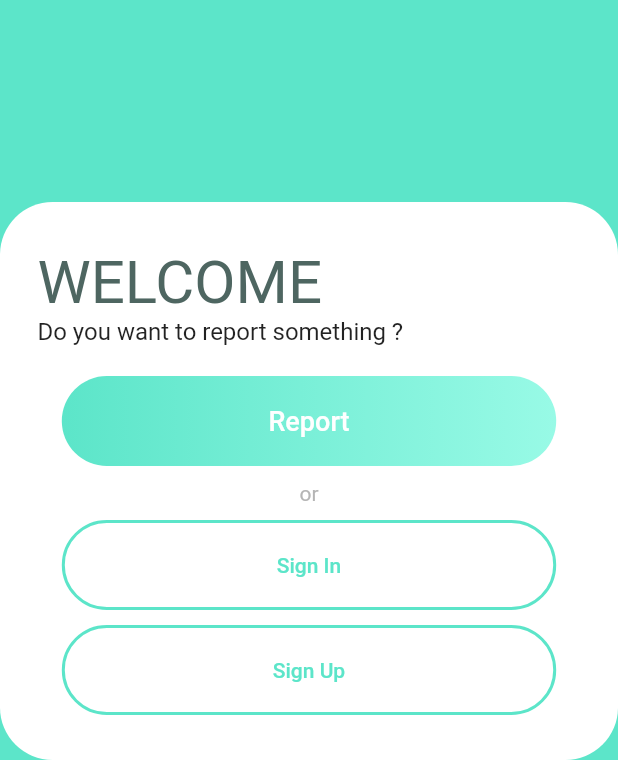
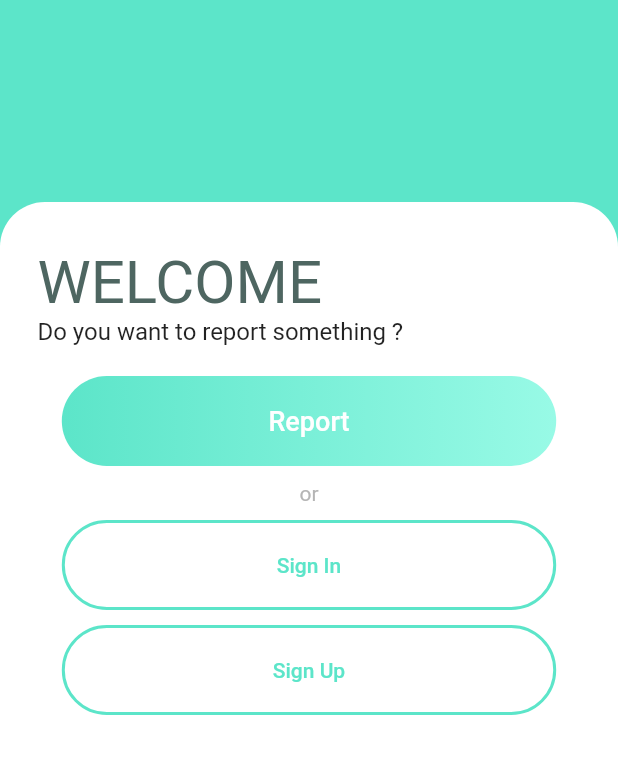
Before and after one commit to Benji22ben/Dymogo, a Flutter app: the screen it shows after launch, on a phone screen of 412 x 824 dp, the part 476-1236 px from its top. Run offline on Flutter 3.47's test engine with Material 2 defaults, Android fonts, the phone set to English and light mode, and no system bars; our stand-ins replace camera, flutter_map, flutter_svg, get_it, latlong2, location and 1 more; missing offline and left inert: assorted_layout_widgets, tflite.

Commit message:
Reworking UI

```diff
--- a/lib/views/home/home_screen.dart
+++ b/lib/views/home/home_screen.dart
@@ -14,6 +14,7 @@ class HomeScreen extends StatelessWidget {
     var screenHeight = MediaQuery.of(context).size.height;
 
     return Scaffold(
+        extendBodyBehindAppBar: true,
         body: Stack(
           children: [
             Container(
@@ -43,8 +44,10 @@ class HomeScreen extends StatelessWidget {
                 const Spacer(),
                 Container(
                   width: screenWidth,
-              decoration: BoxDecoration(
-                borderRadius: BorderRadius.circular(35),
+                  decoration: const BoxDecoration(
+                    borderRadius: BorderRadius.only(
+                        topLeft: Radius.circular(30),
+                        topRight: Radius.circular(30)),
                     color: Colors.white,
                   ),
                   child: Column(
@@ -99,7 +102,8 @@ class HomeScreen extends StatelessWidget {
                             },
                             child: const Text(
                               "Report",
-                          style: TextStyle(fontSize: 18, color: Colors.white),
+                              style:
+                                  TextStyle(fontSize: 18, color: Colors.white),
                             ),
                           )),
                       Container(
@@ -114,7 +118,8 @@ class HomeScreen extends StatelessWidget {
                           height: 60,
                           margin: const EdgeInsets.only(top: 10),
                           decoration: BoxDecoration(
-                        border: Border.all(color: kPrimaryColor, width: 2.0),
+                            border:
+                                Border.all(color: kPrimaryColor, width: 2.0),
                             borderRadius:
                                 const BorderRadius.all(Radius.circular(30)),
                             color: Colors.transparent,
@@ -130,7 +135,8 @@ class HomeScreen extends StatelessWidget {
                             },
                             child: const Text(
                               "Sign In",
-                          style: TextStyle(fontSize: 14, color: kPrimaryColor),
+                              style:
+                                  TextStyle(fontSize: 14, color: kPrimaryColor),
                             ),
                           )),
                       Container(
@@ -140,7 +146,8 @@ class HomeScreen extends StatelessWidget {
                           decoration: BoxDecoration(
                             gradient: const LinearGradient(
                                 colors: [kPrimaryColor, kSecondaryColor]),
-                        border: Border.all(color: kPrimaryColor, width: 2.0),
+                            border:
+                                Border.all(color: kPrimaryColor, width: 2.0),
                             borderRadius:
                                 const BorderRadius.all(Radius.circular(30)),
                             color: Colors.transparent,
@@ -156,7 +163,8 @@ class HomeScreen extends StatelessWidget {
                             },
                             child: const Text(
                               "Sign Up",
-                          style: TextStyle(fontSize: 14, color: kPrimaryColor),
+                              style:
+                                  TextStyle(fontSize: 14, color: kPrimaryColor),
                             ),
                           )),
                     ],
```
Lines whose indentation alone changed are shown as unchanged.
